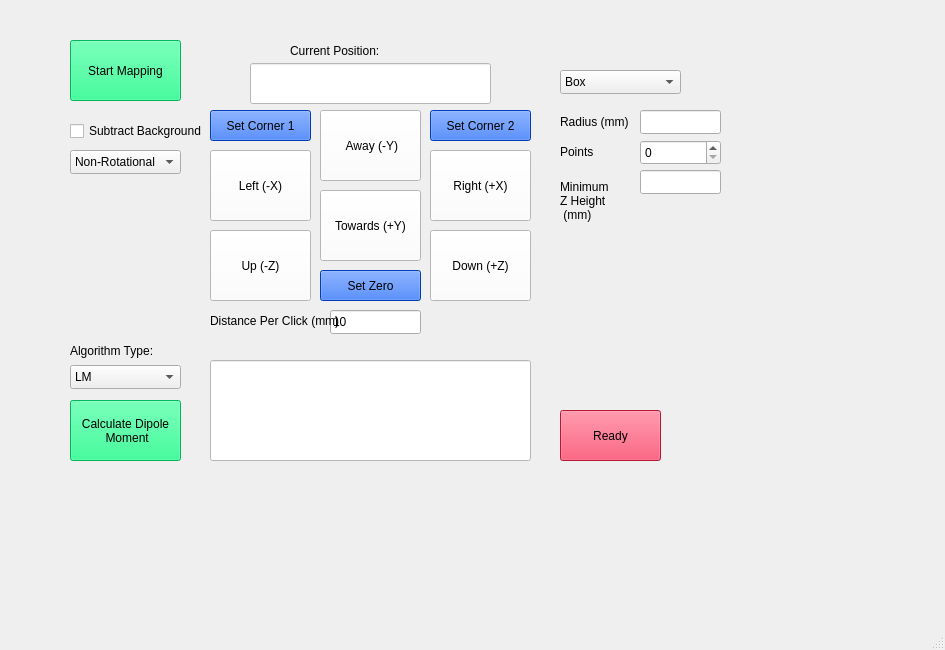
First picture: the form in FieldMapping/form.ui, repository mbarbattini/fieldGUI, before the edit.
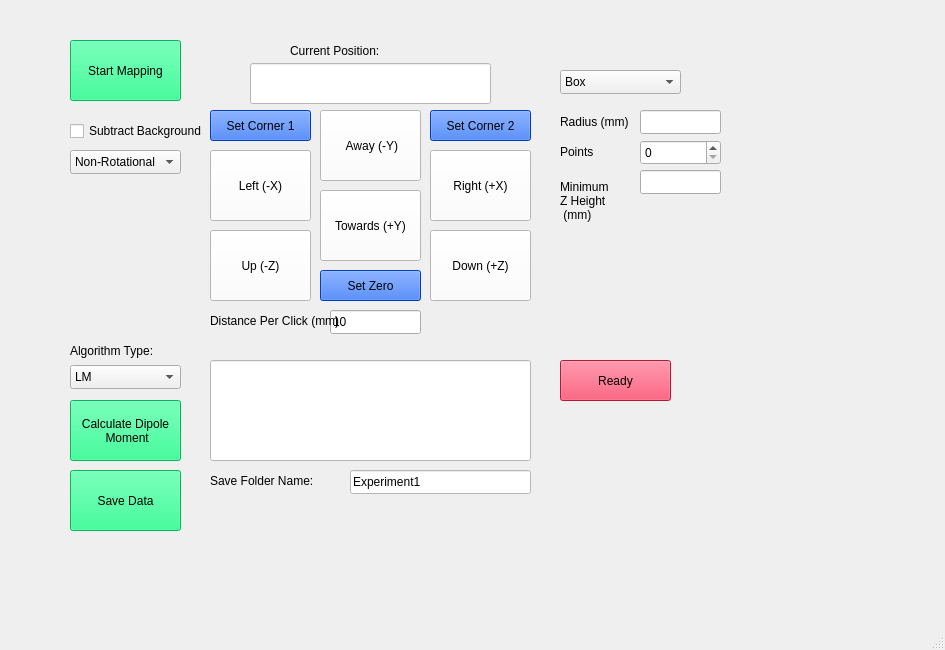
Second picture: the form after the edit.

What changed in the file:
```diff
--- a/FieldMapping/form.ui
+++ b/FieldMapping/form.ui
@@ -738,9 +738,9 @@
     <property name="geometry">
      <rect>
       <x>560</x>
-      <y>410</y>
-      <width>101</width>
-      <height>51</height>
+      <y>360</y>
+      <width>111</width>
+      <height>41</height>
      </rect>
     </property>
     <property name="styleSheet">
@@ -791,6 +791,59 @@
      </widget>
     </widget>
    </widget>
+   <widget class="QPushButton" name="saveDataButton">
+    <property name="geometry">
+     <rect>
+      <x>70</x>
+      <y>470</y>
+      <width>111</width>
+      <height>61</height>
+     </rect>
+    </property>
+    <property name="styleSheet">
+     <string notr="true">color: rgb(0, 0, 0);
+font: 12pt &quot;Segoe UI&quot;;
+background-color: rgb(0, 255, 127);</string>
+    </property>
+    <property name="text">
+     <string>Save Data</string>
+    </property>
+   </widget>
+   <widget class="QLineEdit" name="lineEdit">
+    <property name="geometry">
+     <rect>
+      <x>350</x>
+      <y>470</y>
+      <width>181</width>
+      <height>24</height>
+     </rect>
+    </property>
+    <property name="styleSheet">
+     <string notr="true">font: 12pt &quot;Segoe UI&quot;;
+color: rgb(0, 0, 0);
+background-color: rgb(255, 255, 255);</string>
+    </property>
+    <property name="text">
+     <string>Experiment1</string>
+    </property>
+   </widget>
+   <widget class="QLabel" name="label_6">
+    <property name="geometry">
+     <rect>
+      <x>210</x>
+      <y>471</y>
+      <width>131</width>
+      <height>20</height>
+     </rect>
+    </property>
+    <property name="styleSheet">
+     <string notr="true">font: 12pt &quot;Segoe UI&quot;;
+color: rgb(0, 0, 0);</string>
+    </property>
+    <property name="text">
+     <string>Save Folder Name:</string>
+    </property>
+   </widget>
   </widget>
   <widget class="QMenuBar" name="menubar">
    <property name="geometry">
```
Left out of the diff: 4 changed lines with no effect on the pictures.
